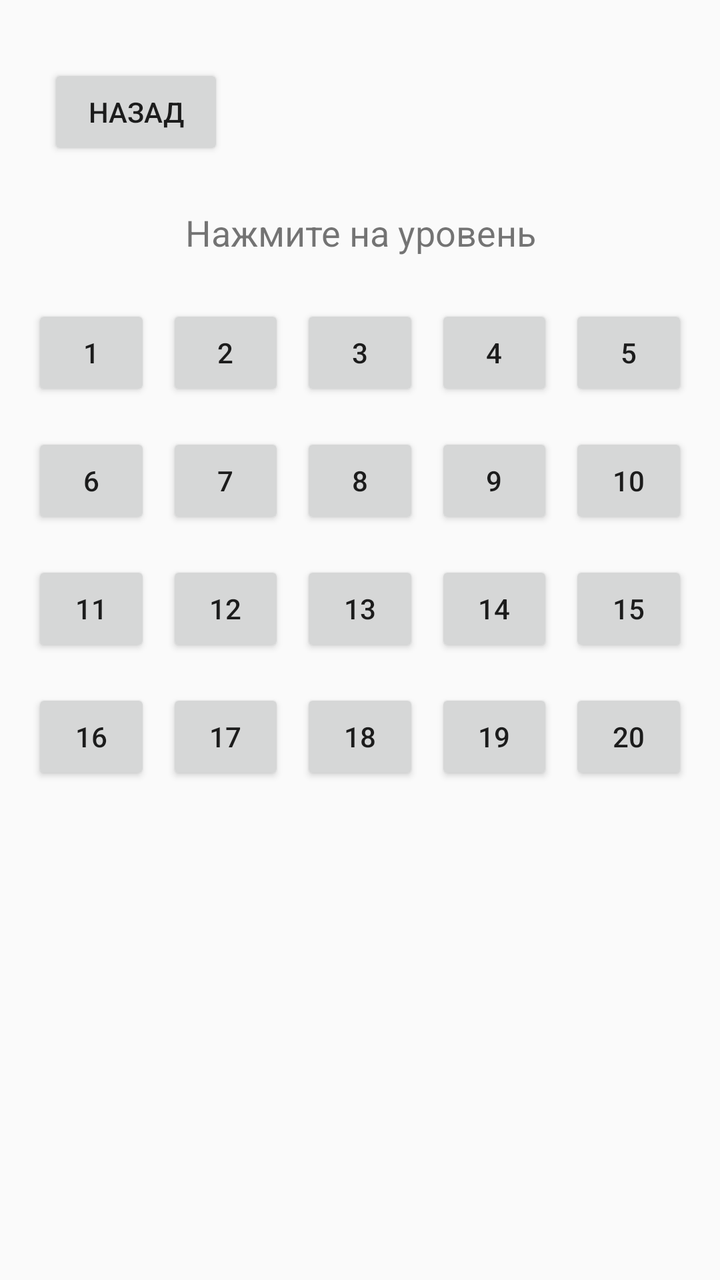
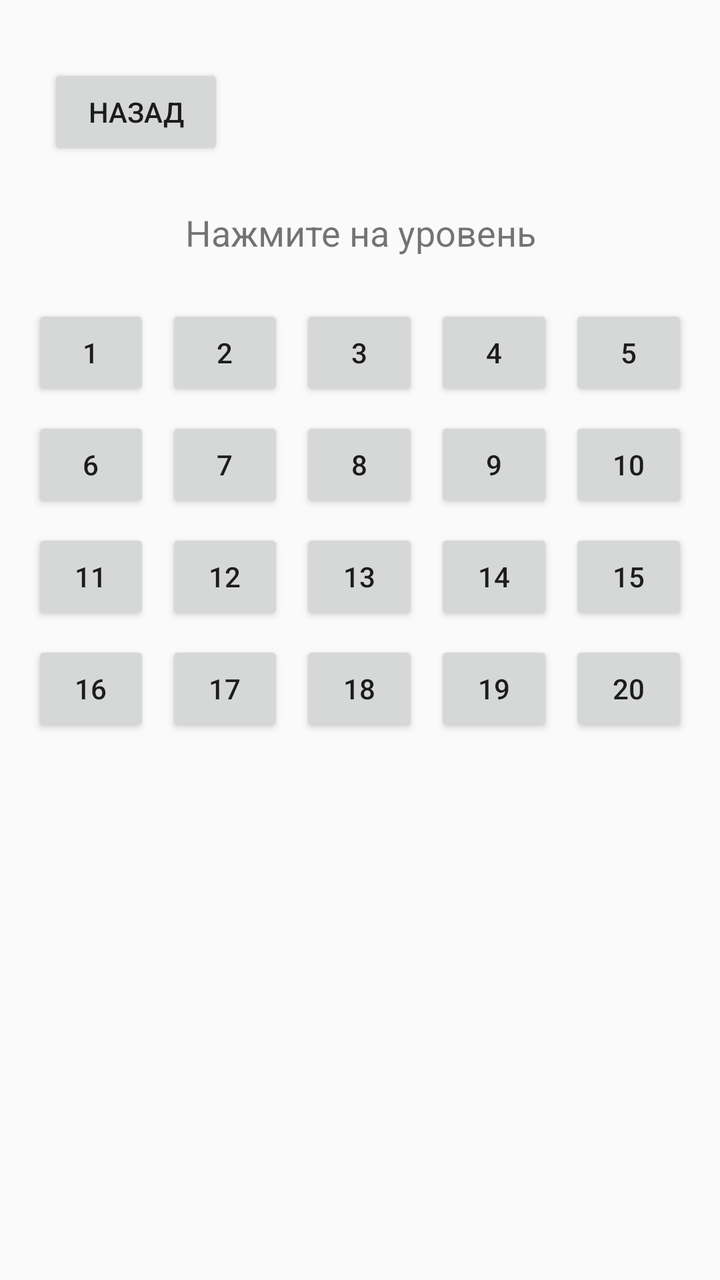

Compare the two renders of this Android layout. The source of the first and the diff that turns it into the second are given below.
<!-- AndroidManifest.xml: application theme Theme.AppCompat.Light.DarkActionBar -->
<!-- res/layout/activity_main.xml -->
<?xml version="1.0" encoding="utf-8"?>
<androidx.constraintlayout.widget.ConstraintLayout
    xmlns:android="http://schemas.android.com/apk/res/android"
    xmlns:app="http://schemas.android.com/apk/res-auto"
    xmlns:tools="http://schemas.android.com/tools"
    android:layout_width="match_parent"
    android:layout_height="match_parent"
    android:padding="16dp"
    tools:context=".MainActivity">

    
    <Button
        android:id="@+id/buttonBack"
        android:layout_width="wrap_content"
        android:layout_height="wrap_content"
        android:text="@string/back"
        app:layout_constraintStart_toStartOf="parent"
        app:layout_constraintTop_toTopOf="parent"
        android:layout_marginTop="16dp"
        android:layout_marginStart="8dp" />

    
    <TextView
        android:id="@+id/infoTextView"
        android:layout_width="0dp"
        android:layout_height="wrap_content"
        android:text="@string/info_default"
        android:textSize="18sp"
        android:gravity="center"
        android:padding="8dp"
        app:layout_constraintTop_toBottomOf="@+id/buttonBack"
        app:layout_constraintStart_toStartOf="parent"
        app:layout_constraintEnd_toEndOf="parent"
        android:layout_marginTop="16dp" />

    
    <Button
        android:id="@+id/button1"
        android:layout_width="0dp"
        android:layout_height="wrap_content"
        android:text="1"
        app:layout_constraintHorizontal_chainStyle="spread"
        app:layout_constraintLeft_toLeftOf="parent"
        app:layout_constraintRight_toLeftOf="@+id/button2"
        app:layout_constraintTop_toBottomOf="@+id/infoTextView"
        android:layout_marginTop="16dp"
        android:layout_marginEnd="8dp" />

    <Button
        android:id="@+id/button2"
        android:layout_width="0dp"
        android:layout_height="wrap_content"
        android:text="2"
        app:layout_constraintLeft_toRightOf="@+id/button1"
        app:layout_constraintRight_toLeftOf="@+id/button3"
        app:layout_constraintTop_toTopOf="@+id/button1"
        android:layout_marginEnd="8dp" />

    <Button
        android:id="@+id/button3"
        android:layout_width="0dp"
        android:layout_height="wrap_content"
        android:text="3"
        app:layout_constraintLeft_toRightOf="@+id/button2"
        app:layout_constraintRight_toLeftOf="@+id/button4"
        app:layout_constraintTop_toTopOf="@+id/button1"
        android:layout_marginEnd="8dp" />

    <Button
        android:id="@+id/button4"
        android:layout_width="0dp"
        android:layout_height="wrap_content"
        android:text="4"
        app:layout_constraintLeft_toRightOf="@+id/button3"
        app:layout_constraintRight_toLeftOf="@+id/button5"
        app:layout_constraintTop_toTopOf="@+id/button1"
        android:layout_marginEnd="8dp" />

    <Button
        android:id="@+id/button5"
        android:layout_width="0dp"
        android:layout_height="wrap_content"
        android:text="5"
        app:layout_constraintLeft_toRightOf="@+id/button4"
        app:layout_constraintRight_toRightOf="parent"
        app:layout_constraintTop_toTopOf="@+id/button1" />

    
    <Button
        android:id="@+id/button6"
        android:layout_width="0dp"
        android:layout_height="wrap_content"
        android:text="6"
        app:layout_constraintHorizontal_chainStyle="spread"
        app:layout_constraintLeft_toLeftOf="parent"
        app:layout_constraintRight_toLeftOf="@+id/button7"
        app:layout_constraintTop_toBottomOf="@+id/button1"
        android:layout_marginTop="16dp"
        android:layout_marginEnd="8dp" />

    <Button
        android:id="@+id/button7"
        android:layout_width="0dp"
        android:layout_height="wrap_content"
        android:text="7"
        app:layout_constraintLeft_toRightOf="@+id/button6"
        app:layout_constraintRight_toLeftOf="@+id/button8"
        app:layout_constraintTop_toTopOf="@+id/button6"
        android:layout_marginEnd="8dp" />

    <Button
        android:id="@+id/button8"
        android:layout_width="0dp"
        android:layout_height="wrap_content"
        android:text="8"
        app:layout_constraintLeft_toRightOf="@+id/button7"
        app:layout_constraintRight_toLeftOf="@+id/button9"
        app:layout_constraintTop_toTopOf="@+id/button6"
        android:layout_marginEnd="8dp" />

    <Button
        android:id="@+id/button9"
        android:layout_width="0dp"
        android:layout_height="wrap_content"
        android:text="9"
        app:layout_constraintLeft_toRightOf="@+id/button8"
        app:layout_constraintRight_toLeftOf="@+id/button10"
        app:layout_constraintTop_toTopOf="@+id/button6"
        android:layout_marginEnd="8dp" />

    <Button
        android:id="@+id/button10"
        android:layout_width="0dp"
        android:layout_height="wrap_content"
        android:text="10"
        app:layout_constraintLeft_toRightOf="@+id/button9"
        app:layout_constraintRight_toRightOf="parent"
        app:layout_constraintTop_toTopOf="@+id/button6" />

    
    <Button
        android:id="@+id/button11"
        android:layout_width="0dp"
        android:layout_height="wrap_content"
        android:text="11"
        app:layout_constraintHorizontal_chainStyle="spread"
        app:layout_constraintLeft_toLeftOf="parent"
        app:layout_constraintRight_toLeftOf="@+id/button12"
        app:layout_constraintTop_toBottomOf="@+id/button6"
        android:layout_marginTop="16dp"
        android:layout_marginEnd="8dp" />

    <Button
        android:id="@+id/button12"
        android:layout_width="0dp"
        android:layout_height="wrap_content"
        android:text="12"
        app:layout_constraintLeft_toRightOf="@+id/button11"
        app:layout_constraintRight_toLeftOf="@+id/button13"
        app:layout_constraintTop_toTopOf="@+id/button11"
        android:layout_marginEnd="8dp" />

    <Button
        android:id="@+id/button13"
        android:layout_width="0dp"
        android:layout_height="wrap_content"
        android:text="13"
        app:layout_constraintLeft_toRightOf="@+id/button12"
        app:layout_constraintRight_toLeftOf="@+id/button14"
        app:layout_constraintTop_toTopOf="@+id/button11"
        android:layout_marginEnd="8dp" />

    <Button
        android:id="@+id/button14"
        android:layout_width="0dp"
        android:layout_height="wrap_content"
        android:text="14"
        app:layout_constraintLeft_toRightOf="@+id/button13"
        app:layout_constraintRight_toLeftOf="@+id/button15"
        app:layout_constraintTop_toTopOf="@+id/button11"
        android:layout_marginEnd="8dp" />

    <Button
        android:id="@+id/button15"
        android:layout_width="0dp"
        android:layout_height="wrap_content"
        android:text="15"
        app:layout_constraintLeft_toRightOf="@+id/button14"
        app:layout_constraintRight_toRightOf="parent"
        app:layout_constraintTop_toTopOf="@+id/button11" />

    
    <Button
        android:id="@+id/button16"
        android:layout_width="0dp"
        android:layout_height="wrap_content"
        android:text="16"
        app:layout_constraintHorizontal_chainStyle="spread"
        app:layout_constraintLeft_toLeftOf="parent"
        app:layout_constraintRight_toLeftOf="@+id/button17"
        app:layout_constraintTop_toBottomOf="@+id/button11"
        android:layout_marginTop="16dp"
        android:layout_marginEnd="8dp" />

    <Button
        android:id="@+id/button17"
        android:layout_width="0dp"
        android:layout_height="wrap_content"
        android:text="17"
        app:layout_constraintLeft_toRightOf="@+id/button16"
        app:layout_constraintRight_toLeftOf="@+id/button18"
        app:layout_constraintTop_toTopOf="@+id/button16"
        android:layout_marginEnd="8dp" />

    <Button
        android:id="@+id/button18"
        android:layout_width="0dp"
        android:layout_height="wrap_content"
        android:text="18"
        app:layout_constraintLeft_toRightOf="@+id/button17"
        app:layout_constraintRight_toLeftOf="@+id/button19"
        app:layout_constraintTop_toTopOf="@+id/button16"
        android:layout_marginEnd="8dp" />

    <Button
        android:id="@+id/button19"
        android:layout_width="0dp"
        android:layout_height="wrap_content"
        android:text="19"
        app:layout_constraintLeft_toRightOf="@+id/button18"
        app:layout_constraintRight_toLeftOf="@+id/button20"
        app:layout_constraintTop_toTopOf="@+id/button16"
        android:layout_marginEnd="8dp" />

    <Button
        android:id="@+id/button20"
        android:layout_width="0dp"
        android:layout_height="wrap_content"
        android:text="20"
        app:layout_constraintLeft_toRightOf="@+id/button19"
        app:layout_constraintRight_toRightOf="parent"
        app:layout_constraintTop_toTopOf="@+id/button16" />

    
    <LinearLayout
        android:id="@+id/dynamicContainer"
        android:layout_width="0dp"
        android:layout_height="wrap_content"
        android:orientation="vertical"
        android:layout_marginTop="16dp"
        app:layout_constraintTop_toBottomOf="@+id/button20"
        app:layout_constraintStart_toStartOf="parent"
        app:layout_constraintEnd_toEndOf="parent" />

</androidx.constraintlayout.widget.ConstraintLayout>
<!-- resources referenced by this layout -->
<resources>
  <string name="back">Назад</string>
  <string name="info_default">Нажмите на уровень</string>
</resources>

<!-- the commit's change to res/layout/activity_main.xml (unified diff, before → after) -->
@@ -20,236 +20,209 @@
         android:layout_marginStart="8dp" />
 
     
-    <TextView
-        android:id="@+id/infoTextView"
+    <ScrollView
         android:layout_width="0dp"
-        android:layout_height="wrap_content"
-        android:text="@string/info_default"
-        android:textSize="18sp"
-        android:gravity="center"
-        android:padding="8dp"
+        android:layout_height="0dp"
         app:layout_constraintTop_toBottomOf="@+id/buttonBack"
         app:layout_constraintStart_toStartOf="parent"
         app:layout_constraintEnd_toEndOf="parent"
-        android:layout_marginTop="16dp" />
-
-    
-    <Button
-        android:id="@+id/button1"
-        android:layout_width="0dp"
-        android:layout_height="wrap_content"
-        android:text="1"
-        app:layout_constraintHorizontal_chainStyle="spread"
-        app:layout_constraintLeft_toLeftOf="parent"
-        app:layout_constraintRight_toLeftOf="@+id/button2"
-        app:layout_constraintTop_toBottomOf="@+id/infoTextView"
-        android:layout_marginTop="16dp"
-        android:layout_marginEnd="8dp" />
-
-    <Button
-        android:id="@+id/button2"
-        android:layout_width="0dp"
-        android:layout_height="wrap_content"
-        android:text="2"
-        app:layout_constraintLeft_toRightOf="@+id/button1"
-        app:layout_constraintRight_toLeftOf="@+id/button3"
-        app:layout_constraintTop_toTopOf="@+id/button1"
-        android:layout_marginEnd="8dp" />
-
-    <Button
-        android:id="@+id/button3"
-        android:layout_width="0dp"
-        android:layout_height="wrap_content"
-        android:text="3"
-        app:layout_constraintLeft_toRightOf="@+id/button2"
-        app:layout_constraintRight_toLeftOf="@+id/button4"
-        app:layout_constraintTop_toTopOf="@+id/button1"
-        android:layout_marginEnd="8dp" />
-
-    <Button
-        android:id="@+id/button4"
-        android:layout_width="0dp"
-        android:layout_height="wrap_content"
-        android:text="4"
-        app:layout_constraintLeft_toRightOf="@+id/button3"
-        app:layout_constraintRight_toLeftOf="@+id/button5"
-        app:layout_constraintTop_toTopOf="@+id/button1"
-        android:layout_marginEnd="8dp" />
-
-    <Button
-        android:id="@+id/button5"
-        android:layout_width="0dp"
-        android:layout_height="wrap_content"
-        android:text="5"
-        app:layout_constraintLeft_toRightOf="@+id/button4"
-        app:layout_constraintRight_toRightOf="parent"
-        app:layout_constraintTop_toTopOf="@+id/button1" />
-
-    
-    <Button
-        android:id="@+id/button6"
-        android:layout_width="0dp"
-        android:layout_height="wrap_content"
-        android:text="6"
-        app:layout_constraintHorizontal_chainStyle="spread"
-        app:layout_constraintLeft_toLeftOf="parent"
-        app:layout_constraintRight_toLeftOf="@+id/button7"
-        app:layout_constraintTop_toBottomOf="@+id/button1"
-        android:layout_marginTop="16dp"
-        android:layout_marginEnd="8dp" />
-
-    <Button
-        android:id="@+id/button7"
-        android:layout_width="0dp"
-        android:layout_height="wrap_content"
-        android:text="7"
-        app:layout_constraintLeft_toRightOf="@+id/button6"
-        app:layout_constraintRight_toLeftOf="@+id/button8"
-        app:layout_constraintTop_toTopOf="@+id/button6"
-        android:layout_marginEnd="8dp" />
-
-    <Button
-        android:id="@+id/button8"
-        android:layout_width="0dp"
-        android:layout_height="wrap_content"
-        android:text="8"
-        app:layout_constraintLeft_toRightOf="@+id/button7"
-        app:layout_constraintRight_toLeftOf="@+id/button9"
-        app:layout_constraintTop_toTopOf="@+id/button6"
-        android:layout_marginEnd="8dp" />
-
-    <Button
-        android:id="@+id/button9"
-        android:layout_width="0dp"
-        android:layout_height="wrap_content"
-        android:text="9"
-        app:layout_constraintLeft_toRightOf="@+id/button8"
-        app:layout_constraintRight_toLeftOf="@+id/button10"
-        app:layout_constraintTop_toTopOf="@+id/button6"
-        android:layout_marginEnd="8dp" />
-
-    <Button
-        android:id="@+id/button10"
-        android:layout_width="0dp"
-        android:layout_height="wrap_content"
-        android:text="10"
-        app:layout_constraintLeft_toRightOf="@+id/button9"
-        app:layout_constraintRight_toRightOf="parent"
-        app:layout_constraintTop_toTopOf="@+id/button6" />
-
-    
-    <Button
-        android:id="@+id/button11"
-        android:layout_width="0dp"
-        android:layout_height="wrap_content"
-        android:text="11"
-        app:layout_constraintHorizontal_chainStyle="spread"
-        app:layout_constraintLeft_toLeftOf="parent"
-        app:layout_constraintRight_toLeftOf="@+id/button12"
-        app:layout_constraintTop_toBottomOf="@+id/button6"
-        android:layout_marginTop="16dp"
-        android:layout_marginEnd="8dp" />
-
-    <Button
-        android:id="@+id/button12"
-        android:layout_width="0dp"
-        android:layout_height="wrap_content"
-        android:text="12"
-        app:layout_constraintLeft_toRightOf="@+id/button11"
-        app:layout_constraintRight_toLeftOf="@+id/button13"
-        app:layout_constraintTop_toTopOf="@+id/button11"
-        android:layout_marginEnd="8dp" />
-
-    <Button
-        android:id="@+id/button13"
-        android:layout_width="0dp"
-        android:layout_height="wrap_content"
-        android:text="13"
-        app:layout_constraintLeft_toRightOf="@+id/button12"
-        app:layout_constraintRight_toLeftOf="@+id/button14"
-        app:layout_constraintTop_toTopOf="@+id/button11"
-        android:layout_marginEnd="8dp" />
-
-    <Button
-        android:id="@+id/button14"
-        android:layout_width="0dp"
-        android:layout_height="wrap_content"
-        android:text="14"
-        app:layout_constraintLeft_toRightOf="@+id/button13"
-        app:layout_constraintRight_toLeftOf="@+id/button15"
-        app:layout_constraintTop_toTopOf="@+id/button11"
-        android:layout_marginEnd="8dp" />
-
-    <Button
-        android:id="@+id/button15"
-        android:layout_width="0dp"
-        android:layout_height="wrap_content"
-        android:text="15"
-        app:layout_constraintLeft_toRightOf="@+id/button14"
-        app:layout_constraintRight_toRightOf="parent"
-        app:layout_constraintTop_toTopOf="@+id/button11" />
-
-    
-    <Button
-        android:id="@+id/button16"
-        android:layout_width="0dp"
-        android:layout_height="wrap_content"
-        android:text="16"
-        app:layout_constraintHorizontal_chainStyle="spread"
-        app:layout_constraintLeft_toLeftOf="parent"
-        app:layout_constraintRight_toLeftOf="@+id/button17"
-        app:layout_constraintTop_toBottomOf="@+id/button11"
-        android:layout_marginTop="16dp"
-        android:layout_marginEnd="8dp" />
-
-    <Button
-        android:id="@+id/button17"
-        android:layout_width="0dp"
-        android:layout_height="wrap_content"
-        android:text="17"
-        app:layout_constraintLeft_toRightOf="@+id/button16"
-        app:layout_constraintRight_toLeftOf="@+id/button18"
-        app:layout_constraintTop_toTopOf="@+id/button16"
-        android:layout_marginEnd="8dp" />
-
-    <Button
-        android:id="@+id/button18"
-        android:layout_width="0dp"
-        android:layout_height="wrap_content"
-        android:text="18"
-        app:layout_constraintLeft_toRightOf="@+id/button17"
-        app:layout_constraintRight_toLeftOf="@+id/button19"
-        app:layout_constraintTop_toTopOf="@+id/button16"
-        android:layout_marginEnd="8dp" />
-
-    <Button
-        android:id="@+id/button19"
-        android:layout_width="0dp"
-        android:layout_height="wrap_content"
-        android:text="19"
-        app:layout_constraintLeft_toRightOf="@+id/button18"
-        app:layout_constraintRight_toLeftOf="@+id/button20"
-        app:layout_constraintTop_toTopOf="@+id/button16"
-        android:layout_marginEnd="8dp" />
-
-    <Button
-        android:id="@+id/button20"
-        android:layout_width="0dp"
-        android:layout_height="wrap_content"
-        android:text="20"
-        app:layout_constraintLeft_toRightOf="@+id/button19"
-        app:layout_constraintRight_toRightOf="parent"
-        app:layout_constraintTop_toTopOf="@+id/button16" />
-
-    
-    <LinearLayout
-        android:id="@+id/dynamicContainer"
-        android:layout_width="0dp"
-        android:layout_height="wrap_content"
-        android:orientation="vertical"
-        android:layout_marginTop="16dp"
-        app:layout_constraintTop_toBottomOf="@+id/button20"
-        app:layout_constraintStart_toStartOf="parent"
-        app:layout_constraintEnd_toEndOf="parent" />
+        app:layout_constraintBottom_toBottomOf="parent"
+        android:layout_marginTop="16dp">
+
+        
+        <LinearLayout
+            android:id="@+id/scrollContent"
+            android:layout_width="match_parent"
+            android:layout_height="wrap_content"
+            android:orientation="vertical">
+
+            
+            <TextView
+                android:id="@+id/infoTextView"
+                android:layout_width="match_parent"
+                android:layout_height="wrap_content"
+                android:text="@string/info_default"
+                android:textSize="18sp"
+                android:gravity="center"
+                android:padding="8dp"
+                android:layout_marginBottom="16dp" />
+
+            
+            <LinearLayout
+                android:layout_width="match_parent"
+                android:layout_height="wrap_content"
+                android:orientation="horizontal"
+                android:layout_marginBottom="8dp">
+                <Button
+                    android:id="@+id/button1"
+                    android:layout_width="0dp"
+                    android:layout_height="wrap_content"
+                    android:text="1"
+                    android:layout_weight="1"
+                    android:layout_marginEnd="8dp" />
+                <Button
+                    android:id="@+id/button2"
+                    android:layout_width="0dp"
+                    android:layout_height="wrap_content"
+                    android:text="2"
+                    android:layout_weight="1"
+                    android:layout_marginEnd="8dp" />
+                <Button
+                    android:id="@+id/button3"
+                    android:layout_width="0dp"
+                    android:layout_height="wrap_content"
+                    android:text="3"
+                    android:layout_weight="1"
+                    android:layout_marginEnd="8dp" />
+                <Button
+                    android:id="@+id/button4"
+                    android:layout_width="0dp"
+                    android:layout_height="wrap_content"
+                    android:text="4"
+                    android:layout_weight="1"
+                    android:layout_marginEnd="8dp" />
+                <Button
+                    android:id="@+id/button5"
+                    android:layout_width="0dp"
+                    android:layout_height="wrap_content"
+                    android:text="5"
+                    android:layout_weight="1" />
+            </LinearLayout>
+
+            
+            <LinearLayout
+                android:layout_width="match_parent"
+                android:layout_height="wrap_content"
+                android:orientation="horizontal"
+                android:layout_marginBottom="8dp">
+                <Button
+                    android:id="@+id/button6"
+                    android:layout_width="0dp"
+                    android:layout_height="wrap_content"
+                    android:text="6"
+                    android:layout_weight="1"
+                    android:layout_marginEnd="8dp" />
+                <Button
+                    android:id="@+id/button7"
+                    android:layout_width="0dp"
+                    android:layout_height="wrap_content"
+                    android:text="7"
+                    android:layout_weight="1"
+                    android:layout_marginEnd="8dp" />
+                <Button
+                    android:id="@+id/button8"
+                    android:layout_width="0dp"
+                    android:layout_height="wrap_content"
+                    android:text="8"
+                    android:layout_weight="1"
+                    android:layout_marginEnd="8dp" />
+                <Button
+                    android:id="@+id/button9"
+                    android:layout_width="0dp"
+                    android:layout_height="wrap_content"
+                    android:text="9"
+                    android:layout_weight="1"
+                    android:layout_marginEnd="8dp" />
+                <Button
+                    android:id="@+id/button10"
+                    android:layout_width="0dp"
+                    android:layout_height="wrap_content"
+                    android:text="10"
+                    android:layout_weight="1" />
+            </LinearLayout>
+
+            
+            <LinearLayout
+                android:layout_width="match_parent"
+                android:layout_height="wrap_content"
+                android:orientation="horizontal"
+                android:layout_marginBottom="8dp">
+                <Button
+                    android:id="@+id/button11"
+                    android:layout_width="0dp"
+                    android:layout_height="wrap_content"
+                    android:text="11"
+                    android:layout_weight="1"
+                    android:layout_marginEnd="8dp" />
+                <Button
+                    android:id="@+id/button12"
+                    android:layout_width="0dp"
+                    android:layout_height="wrap_content"
+                    android:text="12"
+                    android:layout_weight="1"
+                    android:layout_marginEnd="8dp" />
+                <Button
+                    android:id="@+id/button13"
+                    android:layout_width="0dp"
+                    android:layout_height="wrap_content"
+                    android:text="13"
+                    android:layout_weight="1"
+                    android:layout_marginEnd="8dp" />
+                <Button
+                    android:id="@+id/button14"
+                    android:layout_width="0dp"
+                    android:layout_height="wrap_content"
+                    android:text="14"
+                    android:layout_weight="1"
+                    android:layout_marginEnd="8dp" />
+                <Button
+                    android:id="@+id/button15"
+                    android:layout_width="0dp"
+                    android:layout_height="wrap_content"
+                    android:text="15"
+                    android:layout_weight="1" />
+            </LinearLayout>
+
+            
+            <LinearLayout
+                android:layout_width="match_parent"
+                android:layout_height="wrap_content"
+                android:orientation="horizontal"
+                android:layout_marginBottom="16dp">
+                <Button
+                    android:id="@+id/button16"
+                    android:layout_width="0dp"
+                    android:layout_height="wrap_content"
+                    android:text="16"
+                    android:layout_weight="1"
+                    android:layout_marginEnd="8dp" />
+                <Button
+                    android:id="@+id/button17"
+                    android:layout_width="0dp"
+                    android:layout_height="wrap_content"
+                    android:text="17"
+                    android:layout_weight="1"
+                    android:layout_marginEnd="8dp" />
+                <Button
+                    android:id="@+id/button18"
+                    android:layout_width="0dp"
+                    android:layout_height="wrap_content"
+                    android:text="18"
+                    android:layout_weight="1"
+                    android:layout_marginEnd="8dp" />
+                <Button
+                    android:id="@+id/button19"
+                    android:layout_width="0dp"
+                    android:layout_height="wrap_content"
+                    android:text="19"
+                    android:layout_weight="1"
+                    android:layout_marginEnd="8dp" />
+                <Button
+                    android:id="@+id/button20"
+                    android:layout_width="0dp"
+                    android:layout_height="wrap_content"
+                    android:text="20"
+                    android:layout_weight="1" />
+            </LinearLayout>
+
+            
+            <LinearLayout
+                android:id="@+id/dynamicContainer"
+                android:layout_width="match_parent"
+                android:layout_height="wrap_content"
+                android:orientation="vertical" />
+
+        </LinearLayout>
+    </ScrollView>
 
 </androidx.constraintlayout.widget.ConstraintLayout>
